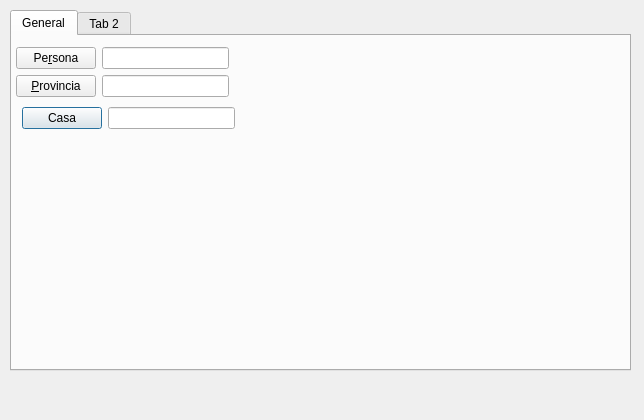
Old version of the form gui/dlgafiliacionentrada.ui in the repository rogorido/qtpredicadores.
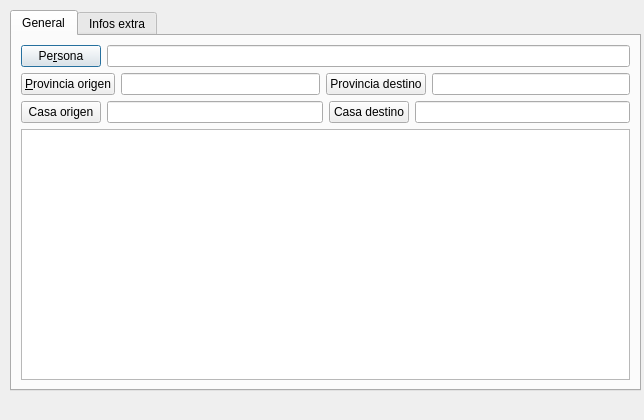
New version of the form. The open tabs and pages were chosen to show the change. Custom widgets are drawn as their Qt base class.

Commit message: Creando más widgets del nuevo form para meter rápido afiliaciones

```diff
--- a/gui/dlgafiliacionentrada.ui
+++ b/gui/dlgafiliacionentrada.ui
@@ -18,88 +18,97 @@
     <rect>
      <x>10</x>
      <y>10</y>
-     <width>621</width>
-     <height>361</height>
+     <width>631</width>
+     <height>381</height>
     </rect>
    </property>
    <widget class="QWidget" name="tab">
     <attribute name="title">
      <string>General</string>
     </attribute>
-    <widget class="QWidget" name="">
-     <property name="geometry">
-      <rect>
-       <x>10</x>
-       <y>70</y>
-       <width>213</width>
-       <height>24</height>
-      </rect>
-     </property>
-     <layout class="QHBoxLayout" name="horizontalLayout">
-      <item>
-       <widget class="QPushButton" name="btCasa">
-        <property name="text">
-         <string>Casa</string>
-        </property>
-       </widget>
-      </item>
-      <item>
-       <widget class="QLineEdit" name="txtCasa"/>
-      </item>
-     </layout>
-    </widget>
-    <widget class="QWidget" name="">
-     <property name="geometry">
-      <rect>
-       <x>4</x>
-       <y>38</y>
-       <width>213</width>
-       <height>24</height>
-      </rect>
-     </property>
-     <layout class="QHBoxLayout" name="horizontalLayout_2">
-      <item>
-       <widget class="QPushButton" name="btProvincia">
-        <property name="text">
-         <string>&amp;Provincia</string>
-        </property>
-       </widget>
-      </item>
-      <item>
-       <widget class="QLineEdit" name="txtProvincia"/>
-      </item>
-     </layout>
-    </widget>
-    <widget class="QWidget" name="">
-     <property name="geometry">
-      <rect>
-       <x>4</x>
-       <y>10</y>
-       <width>213</width>
-       <height>24</height>
-      </rect>
-     </property>
-     <layout class="QHBoxLayout" name="horizontalLayout_3">
-      <item>
-       <widget class="QPushButton" name="btPersona">
-        <property name="text">
-         <string>Pe&amp;rsona</string>
-        </property>
-       </widget>
-      </item>
-      <item>
-       <widget class="QLineEdit" name="txtPersona"/>
-      </item>
-     </layout>
-    </widget>
+    <layout class="QVBoxLayout" name="verticalLayout">
+     <item>
+      <layout class="QHBoxLayout" name="horizontalLayout_3">
+       <item>
+        <widget class="QPushButton" name="btPersona">
+         <property name="text">
+          <string>Pe&amp;rsona</string>
+         </property>
+        </widget>
+       </item>
+       <item>
+        <widget class="QLineEdit" name="txtPersona"/>
+       </item>
+      </layout>
+     </item>
+     <item>
+      <layout class="QHBoxLayout" name="horizontalLayout_2">
+       <item>
+        <widget class="QPushButton" name="btProvinciaOrigen">
+         <property name="text">
+          <string>&amp;Provincia origen</string>
+         </property>
+        </widget>
+       </item>
+       <item>
+        <widget class="QLineEdit" name="txtProvinciaOrigen"/>
+       </item>
+       <item>
+        <widget class="QPushButton" name="btProvinciaDestino">
+         <property name="text">
+          <string>Provincia destino</string>
+         </property>
+        </widget>
+       </item>
+       <item>
+        <widget class="QLineEdit" name="txtProvinciaDestino"/>
+       </item>
+      </layout>
+     </item>
+     <item>
+      <layout class="QHBoxLayout" name="horizontalLayout">
+       <item>
+        <widget class="QPushButton" name="btCasaOrigen">
+         <property name="text">
+          <string>Casa origen</string>
+         </property>
+        </widget>
+       </item>
+       <item>
+        <widget class="QLineEdit" name="txtCasaOrigen"/>
+       </item>
+       <item>
+        <widget class="QPushButton" name="btCasaDestino">
+         <property name="text">
+          <string>Casa destino</string>
+         </property>
+        </widget>
+       </item>
+       <item>
+        <widget class="QLineEdit" name="txtCasaDestino"/>
+       </item>
+      </layout>
+     </item>
+     <item>
+      <widget class="QTableView" name="tableView"/>
+     </item>
+    </layout>
    </widget>
    <widget class="QWidget" name="tab_2">
     <attribute name="title">
-     <string>Tab 2</string>
+     <string>Infos extra</string>
     </attribute>
    </widget>
   </widget>
  </widget>
+ <customwidgets>
+  <customwidget>
+   <class>WidgetExtraInfos</class>
+   <extends>QWidget</extends>
+   <header>widgets/widgetextrainfos.h</header>
+   <container>1</container>
+  </customwidget>
+ </customwidgets>
  <resources/>
  <connections/>
 </ui>
```
Left out of the diff: 13 changed lines with no effect on the pictures.
